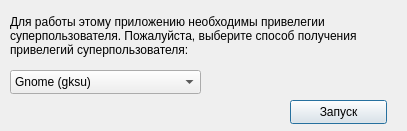
The window that getroot.ui (coolshou/wifisoftap) describes before a commit, drawn with Qt 5.
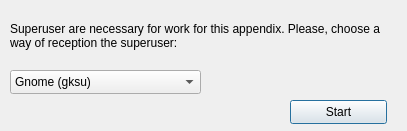
The same window after the commit.

```diff
--- a/getroot.ui
+++ b/getroot.ui
@@ -23,7 +23,7 @@
     </rect>
    </property>
    <property name="text">
-    <string>Для работы этому приложению необходимы привелегии суперпользователя. Пожалуйста, выберите способ получения привелегий суперпользователя:</string>
+    <string>Superuser are necessary for work for this appendix. Please, choose a way of reception the superuser:</string>
    </property>
    <property name="wordWrap">
     <bool>true</bool>
@@ -39,7 +39,7 @@
     </rect>
    </property>
    <property name="text">
-    <string>Запуск</string>
+    <string>Start</string>
    </property>
   </widget>
   <widget class="QComboBox" name="comboBox">
```
